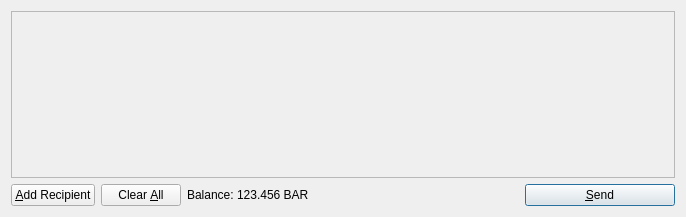
Above: src/qt/forms/sendcoinsdialog.ui from pleasecoin/pls before the change. Below: the same form after it.
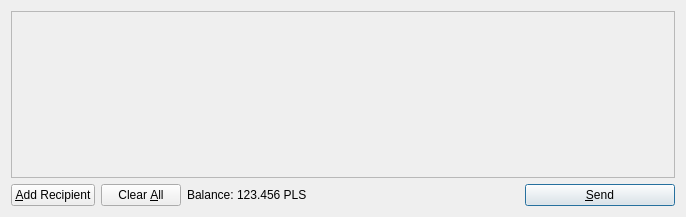
That is the form after the change. Icons and pictures are not drawn.

Diff of the .ui file:
```diff
--- a/src/qt/forms/sendcoinsdialog.ui
+++ b/src/qt/forms/sendcoinsdialog.ui
@@ -119,7 +119,7 @@
           <cursorShape>IBeamCursor</cursorShape>
          </property>
          <property name="text">
-          <string>123.456 BAR</string>
+          <string>123.456 PLS</string>
          </property>
          <property name="textInteractionFlags">
           <set>Qt::LinksAccessibleByMouse|Qt::TextSelectableByKeyboard|Qt::TextSelectableByMouse</set>
```
